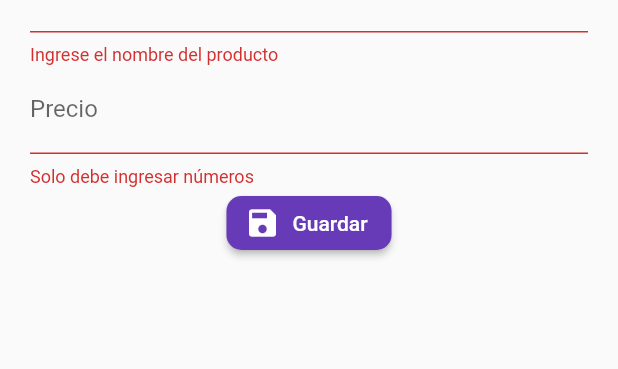
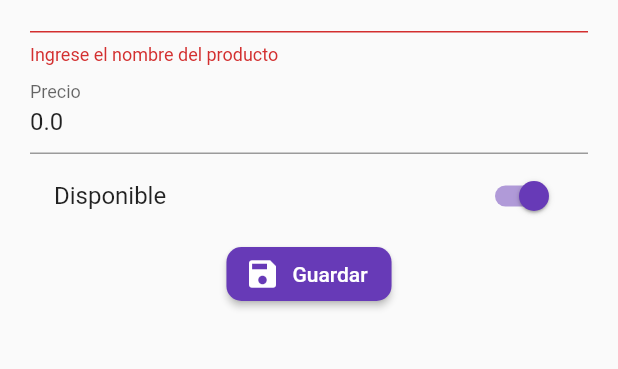
Before and after one commit to alejandrolgarcia/crud-productos, a Flutter app: the ProductoPage screen opened by its route, after a tap on "Guardar", on a phone screen of 412 x 824 dp, the part 170-539 px from its top. Run offline on Flutter 3.47's test engine with Material 2 defaults, Android fonts, the phone set to English and light mode, and no system bars; our stand-ins replace rxdart.

Commit message:
Insert producto firebase

```diff
--- /dev/null
+++ b/lib/src/models/producto_model.dart
@@ -0,0 +1,42 @@
+// To parse this JSON data, do
+//
+//     final productoModel = productoModelFromJson(jsonString);
+
+import 'dart:convert';
+
+ProductoModel productoModelFromJson(String str) => ProductoModel.fromJson(json.decode(str));
+
+String productoModelToJson(ProductoModel data) => json.encode(data.toJson());
+
+class ProductoModel {
+
+    String id;
+    String titulo;
+    double valor;
+    bool disponible;
+    String imgUrl;
+
+    ProductoModel({
+        this.id,
+        this.titulo = '',
+        this.valor = 0.0,
+        this.disponible = true,
+        this.imgUrl,
+    });
+
+    factory ProductoModel.fromJson(Map<String, dynamic> json) => ProductoModel(
+        id         : json["id"],
+        titulo     : json["titulo"],
+        valor      : json["valor"],
+        disponible : json["disponible"],
+        imgUrl     : json["imgUrl"],
+    );
+
+    Map<String, dynamic> toJson() => {
+        "id"         : id,
+        "titulo"     : titulo,
+        "valor"      : valor,
+        "disponible" : disponible,
+        "imgUrl"     : imgUrl,
+    };
+}
--- a/lib/src/pages/producto_page.dart
+++ b/lib/src/pages/producto_page.dart
@@ -1,4 +1,6 @@
 import 'package:flutter/material.dart';
+import 'package:form_validation/src/models/producto_model.dart';
+import 'package:form_validation/src/providers/producto_provider.dart';
 import 'package:form_validation/src/utils/utils.dart' as utils;
 
 class ProductoPage extends StatefulWidget {
@@ -8,7 +10,11 @@ class ProductoPage extends StatefulWidget {
 }
 
 class _ProductoPageState extends State<ProductoPage> {
+
   final formKey = GlobalKey<FormState>();
+  final productoProvider = new ProductoProvider();
+
+  ProductoModel producto = ProductoModel();
 
   @override
   Widget build(BuildContext context) {
@@ -35,6 +41,7 @@ class _ProductoPageState extends State<ProductoPage> {
               children: <Widget>[
                 _crearProducto(),
                 _crearPrecio(),
+                _crearDisponible(),
                 _crearBoton()
               ],
             ),
@@ -48,10 +55,13 @@ class _ProductoPageState extends State<ProductoPage> {
 
   Widget _crearProducto(){
     return TextFormField(
+      initialValue: producto.titulo,
       textCapitalization: TextCapitalization.sentences,
       decoration: InputDecoration(
         labelText: 'Producto'
       ),
+
+      onSaved: (value) => producto.titulo = value,
 
       validator: (value) {
         if( value.length < 3 ) {
@@ -65,10 +75,13 @@ class _ProductoPageState extends State<ProductoPage> {
 
   Widget _crearPrecio(){
     return TextFormField(
+      initialValue: producto.valor.toString(),
       keyboardType: TextInputType.numberWithOptions(decimal: true),
       decoration: InputDecoration(
         labelText: 'Precio'
       ),
+
+      onSaved: (value) => producto.valor = double.parse(value),
 
       validator: (value) {
         if(utils.isNumeric(value)) {
@@ -93,11 +106,32 @@ class _ProductoPageState extends State<ProductoPage> {
     );
   }
 
+  Widget _crearDisponible() {
+
+    return SwitchListTile(
+      value: producto.disponible,
+      title: Text('Disponible'),
+      activeColor: Colors.deepPurple,
+      onChanged: (value) => setState((){
+        producto.disponible = value;
+      }),
+    );
+  }
+
   void _submit() {
 
     if (!formKey.currentState.validate()) return;
 
+    formKey.currentState.save();
+
     print('Todo OK.');
+
+    print(producto.titulo);
+    print(producto.valor);
+    print(producto.disponible);
+
+    productoProvider.crearProducto(producto);
+
 
 
   }
--- /dev/null
+++ b/lib/src/providers/producto_provider.dart
@@ -0,0 +1,24 @@
+import 'dart:convert';
+
+import 'package:http/http.dart' as http;
+
+import 'package:form_validation/src/models/producto_model.dart';
+
+class ProductoProvider {
+
+  final String _url = 'https://flutter-apps-dcb15.firebaseio.com';
+
+  Future<bool> crearProducto(ProductoModel producto) async{
+
+    final url = '$_url/productos.json';
+
+    final resp = await http.post(url, body: productoModelToJson(producto));
+
+    final decodedData = json.decode(resp.body);
+
+    print(decodedData);
+    return true;
+
+  }
+
+}
--- a/pubspec.yaml
+++ b/pubspec.yaml
@@ -29,6 +29,7 @@ dependencies:
   # Use with the CupertinoIcons class for iOS style icons.
   cupertino_icons: ^0.1.3
   rxdart: ^0.24.1
+  http:
 
 dev_dependencies:
   flutter_test:
```
Also changed, not shown: pubspec.lock.
